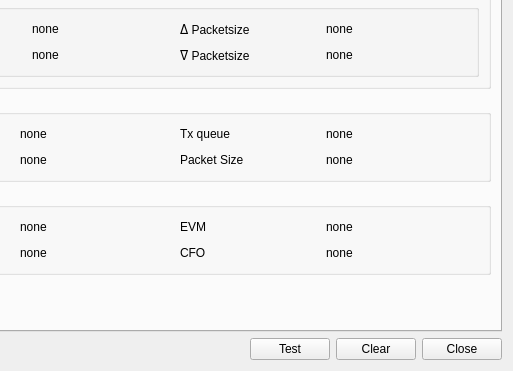
Above: components/pySysMoCo/gui.ui from andrepuschmann/OSPECORR before the change; both pictures show x 160 to 673 and y 178 to 549 of the 673 by 549 pixel window. Below: the same form after it.
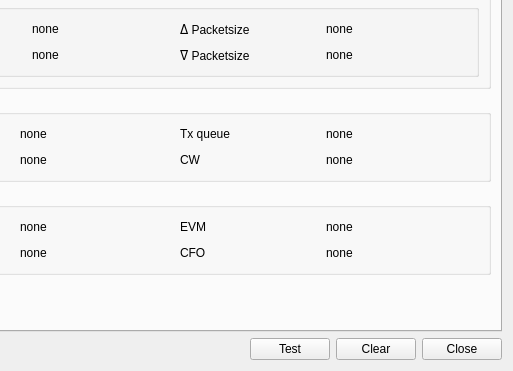
That is the form after the change.

Commit message: include contention window state in MAC statistics

```diff
--- a/components/pySysMoCo/gui.ui
+++ b/components/pySysMoCo/gui.ui
@@ -942,7 +942,7 @@
                <string>carrier frequency offset</string>
               </property>
               <property name="text">
-               <string>Packet Size</string>
+               <string>CW</string>
               </property>
              </widget>
             </item>
```
Left out of the diff: 6 changed lines with no effect on the pictures. The commit also changes 2 other files.
